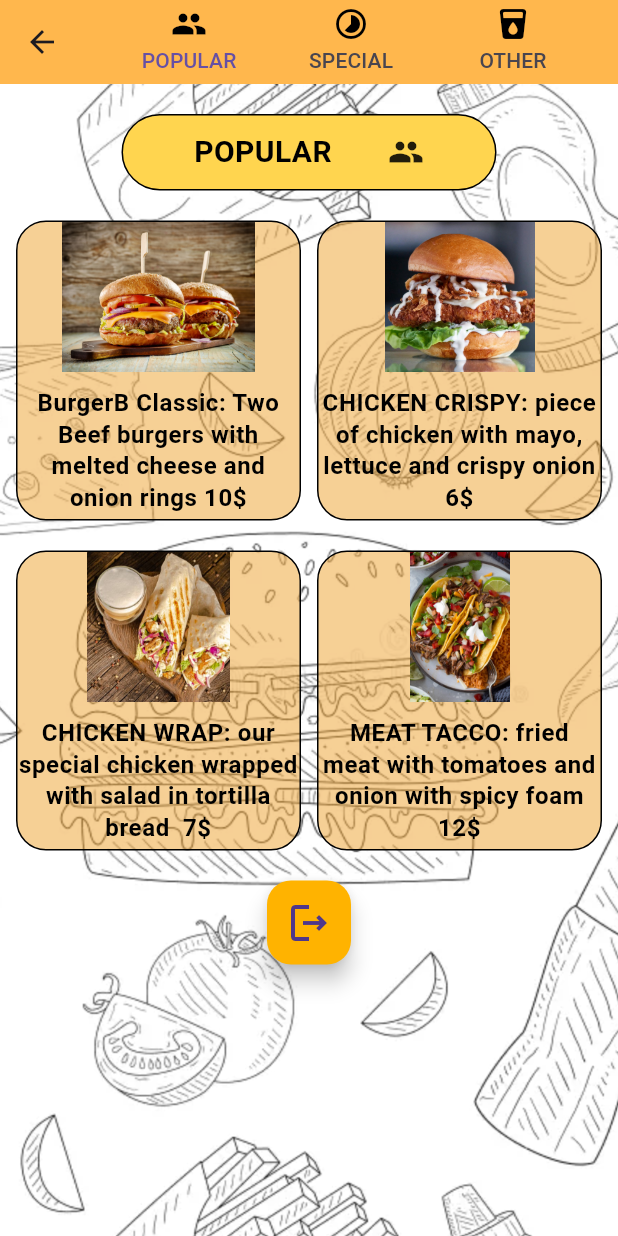
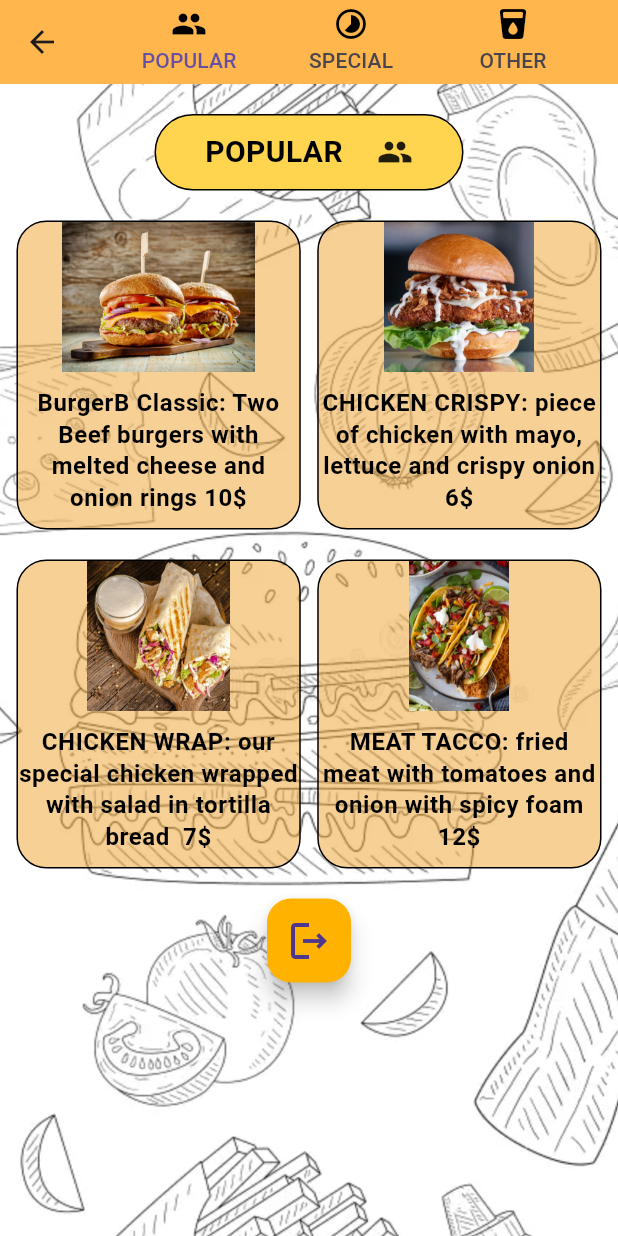
Before and after one commit to YasmineRaef/Food_Ordering_App, a Flutter app: the HomePage screen opened by its route, on a phone screen of 412 x 824 dp. Run offline on Flutter 3.47's test engine with Material 3 defaults, Android fonts, the phone set to English and light mode, and no system bars; our stand-ins replace gap.

Commit message:
Trying primary responsiveness

```diff
--- a/lib/presentation/customs/custom_bottom_bar.dart
+++ b/lib/presentation/customs/custom_bottom_bar.dart
@@ -56,7 +56,6 @@ class _CustomBottomBarState extends State<CustomBottomBar> {
   }
 }
 
-
 bool checkThemeImage() {
   if (iconBool == true) {
     // case dark is chosen
--- a/lib/presentation/customs/custom_widgets.dart
+++ b/lib/presentation/customs/custom_widgets.dart
@@ -16,7 +16,7 @@ class CustomCardsView extends StatelessWidget {
           Column(mainAxisAlignment: MainAxisAlignment.spaceBetween, children: [
         const Gap(20),
         Container(
-            width: 250,
+            width: MediaQuery.of(context).size.width * 0.5,
             padding: const EdgeInsets.all(10),
             decoration: BoxDecoration(
                 //theme manager adding....
@@ -58,12 +58,12 @@ class CustomCard extends StatelessWidget {
         decoration: BoxDecoration(
             //theme manager adding....
             color: checkThemeImage()
-                ? Color.fromARGB(152, 255, 100, 34)
+                ? const Color.fromARGB(152, 255, 100, 34)
                 : const Color.fromARGB(130, 238, 162, 48),
             border: Border.all(),
             borderRadius: BorderRadius.circular(20)),
-        height: 200,
-        width: 190,
+        height: MediaQuery.of(context).size.height * 0.25,
+        width: MediaQuery.of(context).size.height * 0.23,
         child: Column(children: [
           SizedBox(height: 100, child: Image(image: AssetImage(imagePath))),
           const Gap(10),
@@ -80,8 +80,9 @@ class BadgeShop extends StatelessWidget {
   @override
   Widget build(BuildContext context) {
     return Row(mainAxisAlignment: MainAxisAlignment.spaceEvenly, children: [
-      const SizedBox(
-          height: 60, child: Image(image: AssetImage('Images/BurgerLogo.jpg'))),
+      SizedBox(
+          height: MediaQuery.of(context).size.height * 0.09,
+          child: const Image(image: AssetImage('Images/BurgerLogo.jpg'))),
       Text("Welcome $name ", style: Theme.of(context).textTheme.bodyMedium)
     ]);
   }
--- a/lib/presentation/pages/home_page.dart
+++ b/lib/presentation/pages/home_page.dart
@@ -19,6 +19,7 @@ class HomePage extends StatelessWidget {
           children: [
             Image(
                 fit: BoxFit.cover,
+                repeat: ImageRepeat.repeat,
                 height: double.infinity,
                 image: AssetImage('Images/bg_image.png')),
             TabBarContents(),
--- a/lib/presentation/pages/sign_up_screen.dart
+++ b/lib/presentation/pages/sign_up_screen.dart
@@ -12,8 +12,8 @@ class SignUpScreen extends StatelessWidget {
         child: Container(
           decoration: BoxDecoration(
               color: Colors.amber.shade400, border: Border.all(width: 2)),
-          height: 400,
-          width: 300,
+          height: MediaQuery.of(context).size.height * 0.6,
+          width: MediaQuery.of(context).size.width * 0.5,
           child: Column(
             children: [
               Padding(
```
